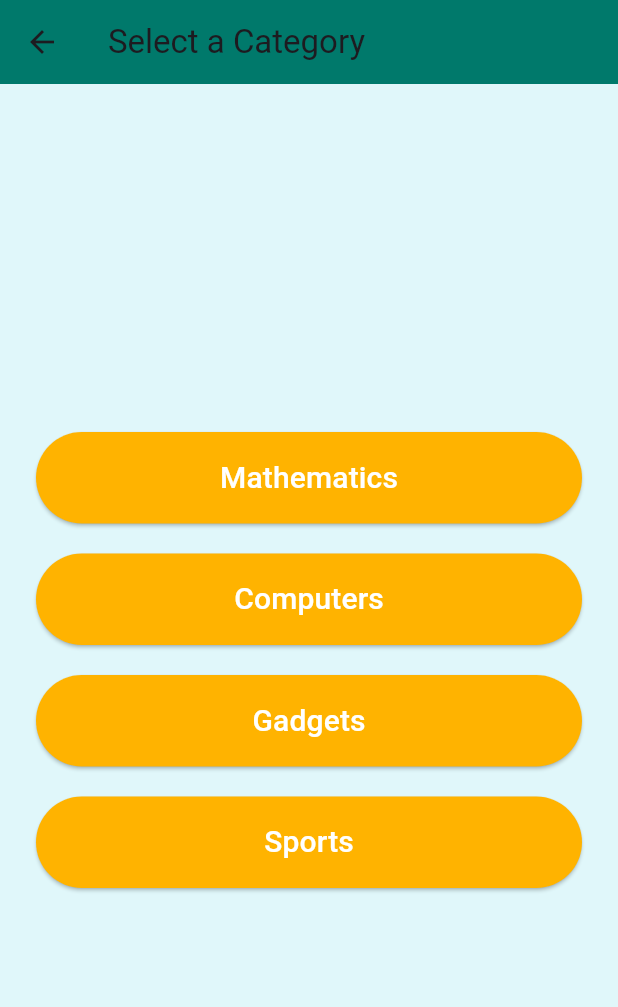
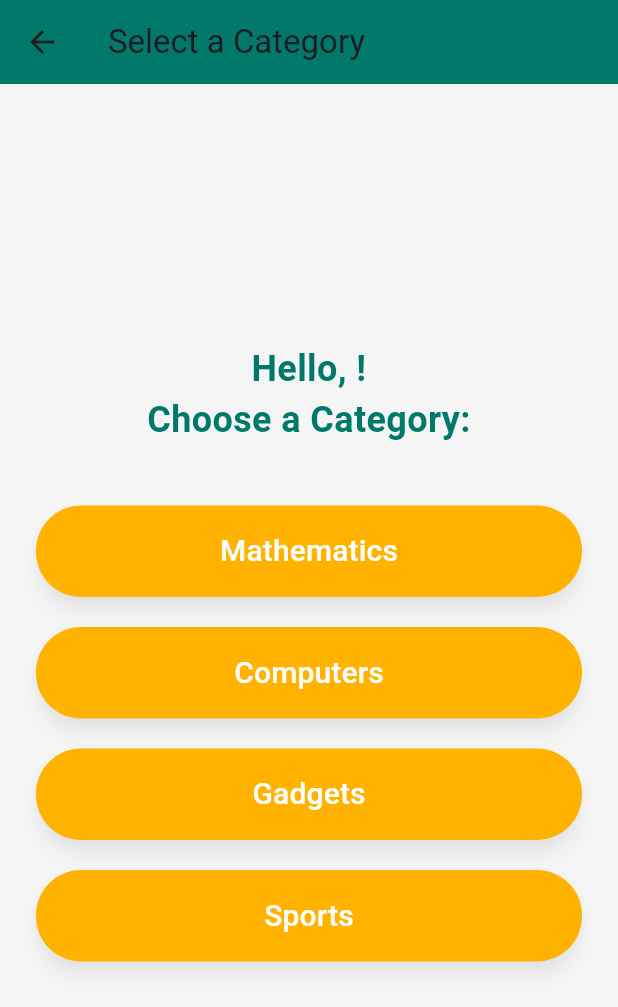
Before and after one commit to rishabh2310113/quiz_app, a Flutter app: the CategoryScreen screen opened directly with empty values, on a phone screen of 412 x 824 dp. Shown: the top 1007 px of the screen. Run offline on Flutter 3.47's test engine with Material 3 defaults, Android fonts, the phone set to English and light mode, and no system bars; our stand-ins replace confetti.

Commit message:
created a quiz app

```diff
--- a/lib/category_screen.dart
+++ b/lib/category_screen.dart
@@ -25,12 +25,26 @@ class CategoryScreen extends StatelessWidget {
         title: const Text('Select a Category'),
         backgroundColor: Colors.teal[700],
       ),
-      body: Padding(
+      body: Container(
+        decoration: BoxDecoration(
+          color: Colors.grey[100], // Light background color
+        ),
+        child: Padding(
           padding: const EdgeInsets.all(24.0),
           child: Column(
             mainAxisAlignment: MainAxisAlignment.center,
             crossAxisAlignment: CrossAxisAlignment.stretch,
             children: [
+              Text(
+                'Hello, $userName!\nChoose a Category:',
+                textAlign: TextAlign.center,
+                style: TextStyle(
+                  fontSize: 24,
+                  fontWeight: FontWeight.bold,
+                  color: Colors.teal[700],
+                ),
+              ),
+              const SizedBox(height: 30),
               CategoryButton(
                 title: 'Mathematics',
                 onPressed: () => selectCategory(context, '19'),
@@ -48,6 +62,7 @@ class CategoryScreen extends StatelessWidget {
                 onPressed: () => selectCategory(context, '21'),
               ),
             ],
+          ),
         ),
       ),
     );
@@ -69,6 +84,11 @@ class CategoryButton extends StatelessWidget {
         style: ElevatedButton.styleFrom(
           backgroundColor: Colors.amber[600],
           padding: const EdgeInsets.symmetric(vertical: 16),
+          shape: RoundedRectangleBorder(
+            borderRadius: BorderRadius.circular(30),
+          ),
+          elevation: 5,
+          shadowColor: Colors.black.withOpacity(0.3),
         ),
         child: Text(
           title,
```
Also changed, not shown: lib/leaderboard_screen.dart (+76 -15 lines). Lines whose indentation alone changed are shown as unchanged.
